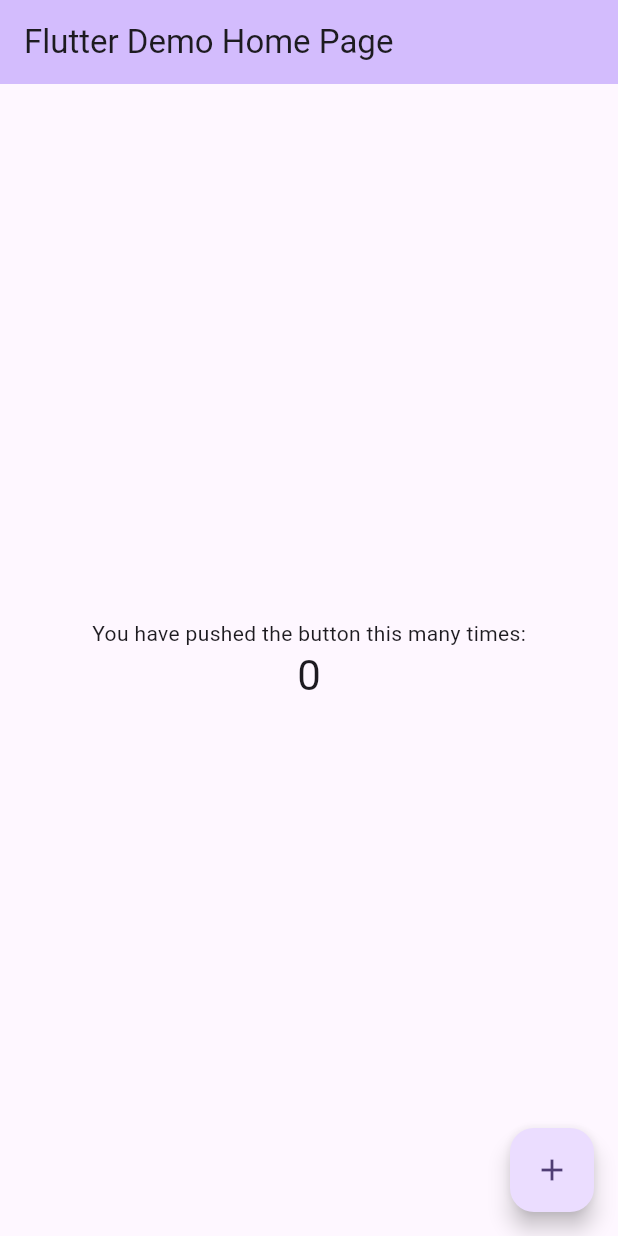
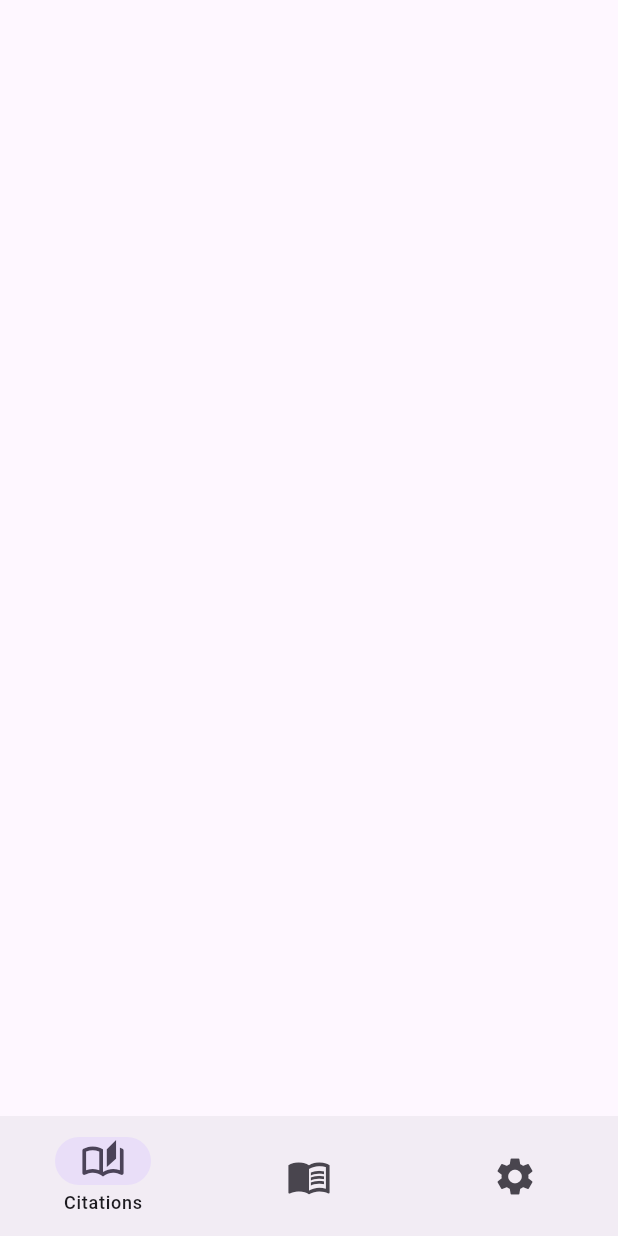
Before and after one commit to ouvsysteme5213-gif/ouvApp, a Flutter app: the screen it shows after launch, on a phone screen of 412 x 824 dp. Run offline on Flutter 3.47's test engine with Material 3 defaults, Android fonts, the light colour scheme and no system bars; our stand-ins replace firebase_core; accounts and stored records are empty.

Commit message:
mis a jour

```diff
--- a/ouv_dooks/lib/main.dart
+++ b/ouv_dooks/lib/main.dart
@@ -1,4 +1,5 @@
 import 'package:flutter/material.dart';
+import 'package:ouv_dooks/vieux/ouvDooks_Home_nav.dart';
 
 void main() {
   runApp(const MyApp());
@@ -13,110 +14,9 @@ class MyApp extends StatelessWidget {
     return MaterialApp(
       title: 'Flutter Demo',
       theme: ThemeData(
-        // This is the theme of your application.
-        //
-        // TRY THIS: Try running your application with "flutter run". You'll see
-        // the application has a purple toolbar. Then, without quitting the app,
-        // try changing the seedColor in the colorScheme below to Colors.green
-        // and then invoke "hot reload" (save your changes or press the "hot
-        // reload" button in a Flutter-supported IDE, or press "r" if you used
-        // the command line to start the app).
-        //
-        // Notice that the counter didn't reset back to zero; the application
-        // state is not lost during the reload. To reset the state, use hot
-        // restart instead.
-        //
-        // This works for code too, not just values: Most code changes can be
-        // tested with just a hot reload.
         colorScheme: ColorScheme.fromSeed(seedColor: Colors.deepPurple),
       ),
-      home: const MyHomePage(title: 'Flutter Demo Home Page'),
+      home: OuvDooksHomeNav(),
     );
   }
 }
-
-class MyHomePage extends StatefulWidget {
-  const MyHomePage({super.key, required this.title});
-
-  // This widget is the home page of your application. It is stateful, meaning
-  // that it has a State object (defined below) that contains fields that affect
-  // how it looks.
-
-  // This class is the configuration for the state. It holds the values (in this
-  // case the title) provided by the parent (in this case the App widget) and
-  // used by the build method of the State. Fields in a Widget subclass are
-  // always marked "final".
-
-  final String title;
-
-  @override
-  State<MyHomePage> createState() => _MyHomePageState();
-}
-
-class _MyHomePageState extends State<MyHomePage> {
-  int _counter = 0;
-
-  void _incrementCounter() {
-    setState(() {
-      // This call to setState tells the Flutter framework that something has
-      // changed in this State, which causes it to rerun the build method below
-      // so that the display can reflect the updated values. If we changed
-      // _counter without calling setState(), then the build method would not be
-      // called again, and so nothing would appear to happen.
-      _counter++;
-    });
-  }
-
-  @override
-  Widget build(BuildContext context) {
-    // This method is rerun every time setState is called, for instance as done
-    // by the _incrementCounter method above.
-    //
-    // The Flutter framework has been optimized to make rerunning build methods
-    // fast, so that you can just rebuild anything that needs updating rather
-    // than having to individually change instances of widgets.
-    return Scaffold(
-      appBar: AppBar(
-        // TRY THIS: Try changing the color here to a specific color (to
-        // Colors.amber, perhaps?) and trigger a hot reload to see the AppBar
-        // change color while the other colors stay the same.
-        backgroundColor: Theme.of(context).colorScheme.inversePrimary,
-        // Here we take the value from the MyHomePage object that was created by
-        // the App.build method, and use it to set our appbar title.
-        title: Text(widget.title),
-      ),
-      body: Center(
-        // Center is a layout widget. It takes a single child and positions it
-        // in the middle of the parent.
-        child: Column(
-          // Column is also a layout widget. It takes a list of children and
-          // arranges them vertically. By default, it sizes itself to fit its
-          // children horizontally, and tries to be as tall as its parent.
-          //
-          // Column has various properties to control how it sizes itself and
-          // how it positions its children. Here we use mainAxisAlignment to
-          // center the children vertically; the main axis here is the vertical
-          // axis because Columns are vertical (the cross axis would be
-          // horizontal).
-          //
-          // TRY THIS: Invoke "debug painting" (choose the "Toggle Debug Paint"
-          // action in the IDE, or press "p" in the console), to see the
-          // wireframe for each widget.
-          mainAxisAlignment: MainAxisAlignment.center,
-          children: <Widget>[
-            const Text('You have pushed the button this many times:'),
-            Text(
-              '$_counter',
-              style: Theme.of(context).textTheme.headlineMedium,
-            ),
-          ],
-        ),
-      ),
-      floatingActionButton: FloatingActionButton(
-        onPressed: _incrementCounter,
-        tooltip: 'Increment',
-        child: const Icon(Icons.add),
-      ), // This trailing comma makes auto-formatting nicer for build methods.
-    );
-  }
-}
--- /dev/null
+++ b/ouv_dooks/lib/vieux/ouvCitaions/ouv_citations.dart
@@ -0,0 +1,18 @@
+import 'package:flutter/material.dart';
+
+class OuvCitations extends StatefulWidget{
+  @override
+  State<StatefulWidget> createState() {
+    // TODO: implement createState
+    return OuvCitationsState();
+  }
+
+}
+class OuvCitationsState extends State<OuvCitations>{
+  @override
+  Widget build(BuildContext context) {
+    // TODO: implement build
+    return Scaffold();
+  }
+
+}
--- /dev/null
+++ b/ouv_dooks/lib/vieux/ouvDooks_Home_nav.dart
@@ -0,0 +1,52 @@
+import 'package:flutter/material.dart';
+import 'package:ouv_dooks/vieux/ouvCitaions/ouv_citations.dart';
+
+
+class OuvDooksHomeNav extends StatefulWidget {
+  @override
+  State<OuvDooksHomeNav> createState() => OuvDooksHomeNavState();
+}
+
+class OuvDooksHomeNavState extends State<OuvDooksHomeNav> {
+  int currentPageIndex = 0;
+
+  final _pages = [
+    OuvCitations(),
+    Text("Livres"),
+    Text("Paramètres")
+  ];
+
+  @override
+  Widget build(BuildContext context) {
+    return Scaffold(
+      body: _pages[currentPageIndex],
+      bottomNavigationBar: NavigationBar(
+        onDestinationSelected: (int index) {
+          setState(() {
+            currentPageIndex = index;
+          });
+        },
+        labelBehavior: NavigationDestinationLabelBehavior.onlyShowSelected,
+        selectedIndex: currentPageIndex,
+        destinations: <Widget>[
+          const NavigationDestination(
+            selectedIcon: Icon(Icons.auto_stories_outlined, size: 30,),
+            icon: Icon(Icons.auto_stories, size: 30,),
+            label: 'Citations',
+          ),
+          const NavigationDestination(
+            selectedIcon: Icon(Icons.menu_book_outlined, size: 30,),
+            icon: Icon(Icons.menu_book, size: 30,),
+            label: 'Livres',
+          ),
+          const NavigationDestination(
+            selectedIcon: Icon(Icons.settings_outlined, size: 30,),
+            icon: Icon(Icons.settings, size: 30,),
+            label: 'Paramètres',
+          ),
+        ],
+      ),
+    );
+
+  }
+}
```
Also changed, not shown: ouv_dooks/pubspec.yaml (+8 -0 lines), ouv_dooks/pubspec.lock.
